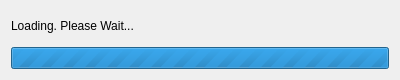
Before: the Qt Designer form client/src/blobbackup/ui/loadingdialog.ui in Blobbackup/Blobbackup, drawn with Qt 5.
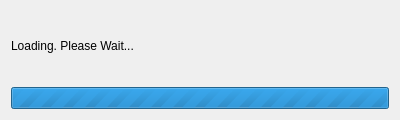
After: the same form once the commit is applied.

Commit message: Increase height for loader

```diff
--- a/client/src/blobbackup/ui/loadingdialog.ui
+++ b/client/src/blobbackup/ui/loadingdialog.ui
@@ -7,13 +7,13 @@
     <x>0</x>
     <y>0</y>
     <width>400</width>
-    <height>80</height>
+    <height>120</height>
    </rect>
   </property>
   <property name="minimumSize">
    <size>
     <width>400</width>
-    <height>80</height>
+    <height>120</height>
    </size>
   </property>
   <property name="windowTitle">
```
